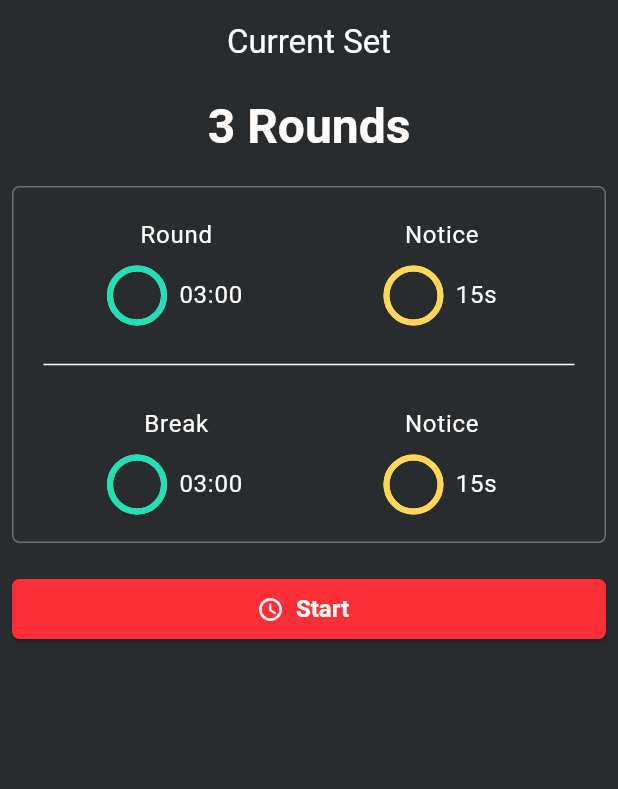
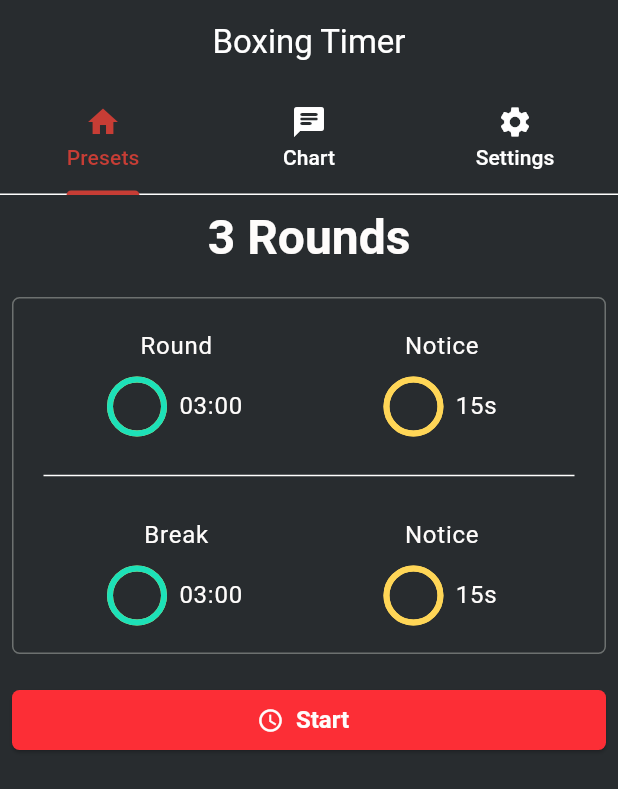
Before and after one commit to ISCIrvingDev/flutter-boxing-timer, a Flutter app: the screen it shows after launch, on a phone screen of 412 x 824 dp. Shown: the top 789 px of the screen. Run offline on Flutter 3.47's test engine with Material 3 defaults, Android fonts, the phone set to English and light mode, and no system bars.

Commit message:
Refactor: Add Tabs

```diff
--- a/lib/main.dart
+++ b/lib/main.dart
@@ -14,7 +14,7 @@ import 'package:flutter_boxing_timer/shared/services/auth/auth.service.dart';
 // * MVVM
 import 'package:provider/provider.dart';
 // import 'package:flutter_boxing_timer/pages/example/example.viewmodels.dart'; // Ejemplo de modulo basico
-import 'package:flutter_boxing_timer/pages/home/home.viewmodels.dart';
+import 'package:flutter_boxing_timer/pages/home/current_timer/current_timer.viewmodels.dart';
 
 void main() {
   // runApp(const MyApp());
@@ -42,7 +42,10 @@ class MyApp extends StatelessWidget {
       title: 'Boxing Timer',
       // theme: appTheme,
       theme: appDarkTheme,
-      home: const HomePage(title: 'Current Set'),
+      home: DefaultTabController(
+        length: 3,
+        child: const HomePage(title: 'Boxing Timer'),
+      ),
     );
   }
 }
--- /dev/null
+++ b/lib/pages/home/current_timer/current_timer.tab.dart
@@ -0,0 +1,79 @@
+import 'package:flutter/material.dart';
+
+// * Services
+import 'package:flutter_boxing_timer/shared/services/auth/auth.repository.dart';
+
+// * MVVM
+import 'package:provider/provider.dart';
+import 'current_timer.viewmodels.dart';
+
+// * Widgets
+import 'widgets/break_notice.widget.dart';
+import 'widgets/header_rounds.widget.dart';
+import 'widgets/round_notice.widget.dart';
+
+class CurrentTimerTab extends StatelessWidget {
+  const CurrentTimerTab({super.key});
+
+  @override
+  Widget build(BuildContext context) {
+    // * Services
+    final authService = context.read<IAppAuthRepository>();
+
+    // * View Models
+    final userViewModel = Provider.of<UserViewModel>(context);
+
+    return Container(
+      width: double.infinity,
+      // color: Colors.red,
+      padding: EdgeInsets.all(8),
+      child: Column(
+        children: [
+          // Titulo
+          HeaderRoundsWidget(header: '3 Rounds'),
+          SizedBox(height: 20),
+
+          // Tiempos
+          Container(
+            padding: EdgeInsets.all(20),
+            decoration: BoxDecoration(
+              borderRadius: BorderRadius.all(Radius.circular(5)),
+              border: Border.all(
+                color: Theme.of(context).colorScheme.secondary,
+                // color: Theme.of(context).colorScheme.tertiary,
+              ),
+            ),
+            child: Column(
+              children: [
+                RoundNoticeWidget(),
+                SizedBox(height: 20),
+                Divider(),
+                SizedBox(height: 20),
+                BreakNoticeWidget(),
+              ],
+            ),
+          ),
+          SizedBox(height: 20),
+
+          // Boton para empezar
+          SizedBox(
+            width: double.infinity,
+            child: ElevatedButton.icon(
+              label: Text('Start'),
+              style: ElevatedButton.styleFrom(
+                shape: RoundedRectangleBorder(
+                  borderRadius: BorderRadius.circular(5),
+                ),
+              ),
+              icon: Icon(
+                Icons.watch_later_outlined,
+                color: Theme.of(context).colorScheme.tertiary,
+              ),
+              onPressed: () {},
+            ),
+          ),
+        ],
+      ),
+    );
+  }
+}
--- a/lib/pages/home/home.viewmodels.dart
+++ b/lib/pages/home/current_timer/current_timer.viewmodels.dart
@@ -1,5 +1,5 @@
 import 'package:flutter/material.dart';
-import 'home.models.dart';
+import 'current_timer.models.dart';
 
 class UserViewModel extends ChangeNotifier {
   User _user = User(name: "John Doe", age: 25);
--- a/lib/pages/home/home.page.dart
+++ b/lib/pages/home/home.page.dart
@@ -1,16 +1,7 @@
 import 'package:flutter/material.dart';
 
-// * Services
-import 'package:flutter_boxing_timer/shared/services/auth/auth.repository.dart';
-
-// * MVVM
-import 'package:provider/provider.dart';
-import 'package:flutter_boxing_timer/pages/home/home.viewmodels.dart';
-
-// * Widgets
-import 'widgets/break_notice.widget.dart';
-import 'widgets/header_rounds.widget.dart';
-import 'widgets/round_notice.widget.dart';
+// * Tabs
+import 'current_timer/current_timer.tab.dart';
 
 class HomePage extends StatefulWidget {
   const HomePage({super.key, required this.title});
@@ -23,70 +14,32 @@ class HomePage extends StatefulWidget {
 class _HomePageState extends State<HomePage> {
   @override
   Widget build(BuildContext context) {
-    // * Services
-    final authService = context.read<IAppAuthRepository>();
-
-    // * View Models
-    final userViewModel = Provider.of<UserViewModel>(context);
-
     return Scaffold(
       appBar: AppBar(
         backgroundColor: Theme.of(context).primaryColor,
         centerTitle: true,
         title: Text(widget.title),
+        bottom: TabBar(
+          tabs: [
+            Tab(icon: Icon(Icons.home), text: 'Presets'),
+            Tab(icon: Icon(Icons.chat_rounded), text: 'Chart'),
+            Tab(icon: Icon(Icons.settings), text: 'Settings'),
+          ],
+        ),
       ),
       body: SafeArea(
-        child: Container(
-          width: double.infinity,
-          // color: Colors.red,
-          padding: EdgeInsets.all(8),
-          child: Column(
-            children: [
-              // Titulo
-              HeaderRoundsWidget(header: '3 Rounds'),
-              SizedBox(height: 20),
-
-              // Tiempos
-              Container(
-                padding: EdgeInsets.all(20),
-                decoration: BoxDecoration(
-                  borderRadius: BorderRadius.all(Radius.circular(5)),
-                  border: Border.all(
-                    color: Theme.of(context).colorScheme.secondary,
-                    // color: Theme.of(context).colorScheme.tertiary,
-                  ),
-                ),
-                child: Column(
-                  children: [
-                    RoundNoticeWidget(),
-                    SizedBox(height: 20),
-                    Divider(),
-                    SizedBox(height: 20),
-                    BreakNoticeWidget(),
-                  ],
-                ),
-              ),
-              SizedBox(height: 20),
-
-              // Boton para empezar
-              SizedBox(
-                width: double.infinity,
-                child: ElevatedButton.icon(
-                  label: Text('Start'),
-                  style: ElevatedButton.styleFrom(
-                    shape: RoundedRectangleBorder(
-                      borderRadius: BorderRadius.circular(5),
-                    ),
-                  ),
-                  icon: Icon(
-                    Icons.watch_later_outlined,
-                    color: Theme.of(context).colorScheme.tertiary,
-                  ),
-                  onPressed: () {},
-                ),
-              ),
-            ],
-          ),
+        child: TabBarView(
+          children: [
+            CurrentTimerTab(),
+            Container(
+              color: Colors.redAccent,
+              child: const Icon(Icons.chat_rounded),
+            ),
+            Container(
+              color: Colors.orangeAccent,
+              child: const Icon(Icons.settings),
+            ),
+          ],
         ),
       ),
     );
```
Also changed, not shown: lib/pages/home/current_timer/current_timer.models.dart (renamed from lib/pages/home/home.models.dart), lib/pages/home/current_timer/widgets/break_notice.widget.dart (renamed from lib/pages/home/widgets/break_notice.widget.dart), lib/pages/home/current_timer/widgets/header_rounds.widget.dart (renamed from lib/pages/home/widgets/header_rounds.widget.dart), lib/pages/home/current_timer/widgets/round_notice.widget.dart (renamed from lib/pages/home/widgets/round_notice.widget.dart).
